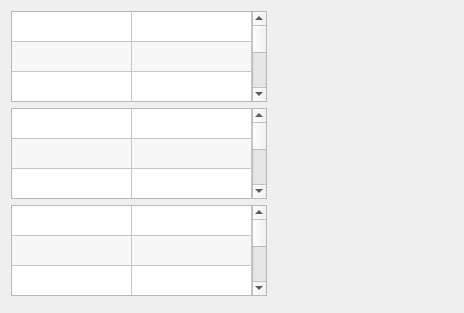
Qt form source/plugin/t4/info.ui (ww4u/mct-t4) before a commit.
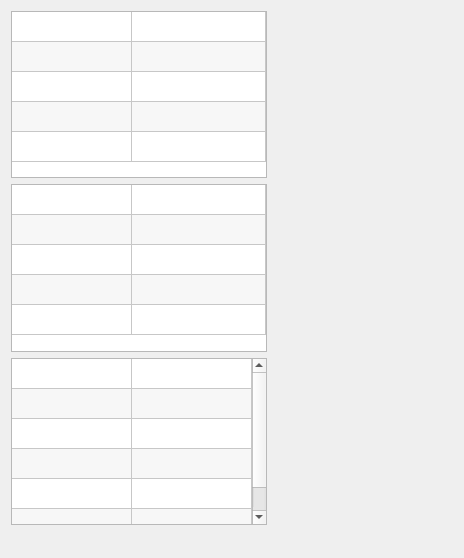
The same form after that commit. Icons and pictures are not drawn.

```diff
--- a/source/plugin/t4/info.ui
+++ b/source/plugin/t4/info.ui
@@ -7,7 +7,7 @@
     <x>0</x>
     <y>0</y>
     <width>464</width>
-    <height>313</height>
+    <height>558</height>
    </rect>
   </property>
   <property name="windowTitle">
```
